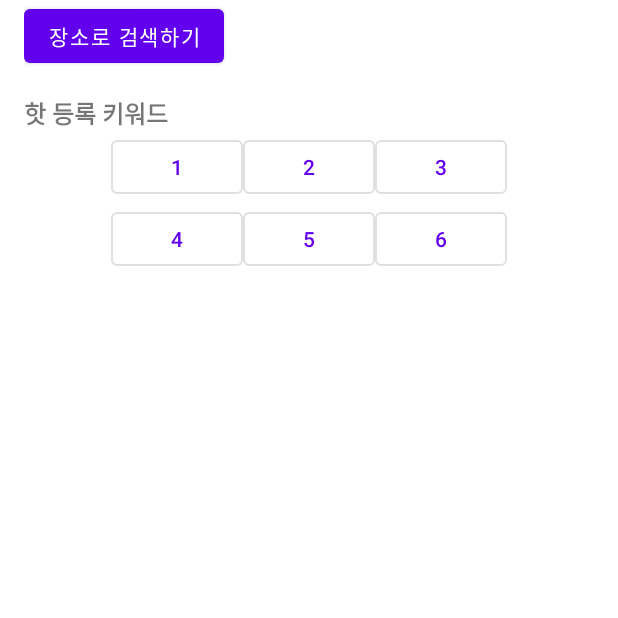
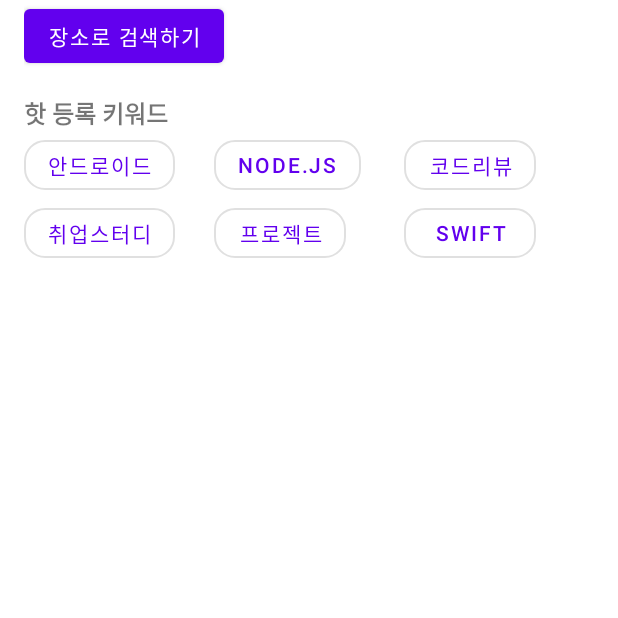
Before and after one commit to iron-mental/espresso, an Android app: the SearchStudyActivity screen opened directly, with no data from a screen before it, on a phone screen of 412 x 824 dp, the top half of it. Run offline under Robolectric (Android 15) with nearby library versions, the light colour scheme and no system bars; our stand-ins replace data binding.

Commit message:
chore(...) : 핫 등록 키워드 디테일 수정

```diff
--- a/app/src/main/java/com/iron/espresso/presentation/home/study/SearchStudyActivity.kt
+++ b/app/src/main/java/com/iron/espresso/presentation/home/study/SearchStudyActivity.kt
@@ -10,20 +10,21 @@ import com.iron.espresso.base.BaseActivity
 import com.iron.espresso.databinding.ActivitySearchStudyBinding
 import kotlinx.android.synthetic.main.activity_search_study.*
 
-class SearchStudyActivity : BaseActivity<ActivitySearchStudyBinding>(R.layout.activity_search_study) {
+class SearchStudyActivity :
+    BaseActivity<ActivitySearchStudyBinding>(R.layout.activity_search_study) {
 
     override fun onCreate(savedInstanceState: Bundle?) {
         super.onCreate(savedInstanceState)
 
         val hotKeywordList = arrayListOf<HotKeywordItem>()
-        hotKeywordList.add(HotKeywordItem("1"))
-        hotKeywordList.add(HotKeywordItem("2"))
-        hotKeywordList.add(HotKeywordItem("3"))
-        hotKeywordList.add(HotKeywordItem("4"))
-        hotKeywordList.add(HotKeywordItem("5"))
-        hotKeywordList.add(HotKeywordItem("6"))
+        hotKeywordList.add(HotKeywordItem("안드로이드"))
+        hotKeywordList.add(HotKeywordItem("node.js"))
+        hotKeywordList.add(HotKeywordItem("코드리뷰"))
+        hotKeywordList.add(HotKeywordItem("취업스터디"))
+        hotKeywordList.add(HotKeywordItem("프로젝트"))
+        hotKeywordList.add(HotKeywordItem("Swift"))
 
-        binding.hotKeywordRecyclerview.layoutManager = GridLayoutManager(this,3)
+        binding.hotKeywordRecyclerview.layoutManager = GridLayoutManager(this, 3)
         binding.hotKeywordRecyclerview.adapter = HotKeywordAdapter(hotKeywordList)
     }
 }
--- a/app/src/main/res/layout/activity_search_study.xml
+++ b/app/src/main/res/layout/activity_search_study.xml
@@ -44,12 +44,13 @@
 
         <androidx.recyclerview.widget.RecyclerView
             android:id="@+id/hot_keyword_recyclerview"
-            android:layout_width="wrap_content"
+            android:layout_width="match_parent"
             android:layout_height="wrap_content"
+            android:overScrollMode="never"
             app:layout_constraintEnd_toEndOf="parent"
             app:layout_constraintStart_toStartOf="parent"
             app:layout_constraintTop_toBottomOf="@+id/hot_keyword"
-            tools:listitem="@layout/search_hot_keyword_item"/>
+            tools:listitem="@layout/search_hot_keyword_item" />
 
 
     </androidx.constraintlayout.widget.ConstraintLayout>
--- a/app/src/main/res/layout/search_hot_keyword_item.xml
+++ b/app/src/main/res/layout/search_hot_keyword_item.xml
@@ -1,5 +1,6 @@
 <?xml version="1.0" encoding="utf-8"?>
-<layout xmlns:android="http://schemas.android.com/apk/res/android">
+<layout xmlns:android="http://schemas.android.com/apk/res/android"
+    xmlns:app="http://schemas.android.com/apk/res-auto">
 
     <data>
 
@@ -12,9 +13,11 @@
         <com.google.android.material.button.MaterialButton
             android:id="@+id/hot_keyword_button"
             style="@style/Widget.MaterialComponents.Button.OutlinedButton"
-            android:layout_width="wrap_content"
-            android:layout_height="wrap_content"
-            android:text="@string/app_name" />
+            android:layout_width="match_parent"
+            android:layout_height="45dp"
+            android:maxLines="1"
+            android:textSize="14sp"
+            app:cornerRadius="14dp" />
 
     </LinearLayout>
 </layout>
```
